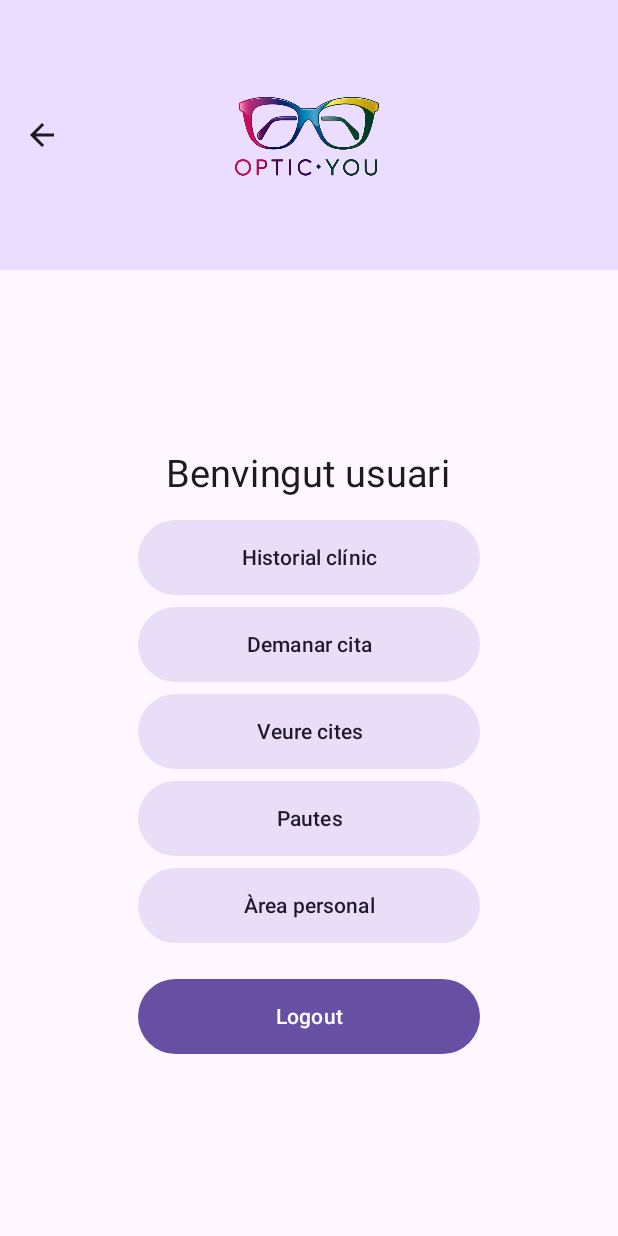
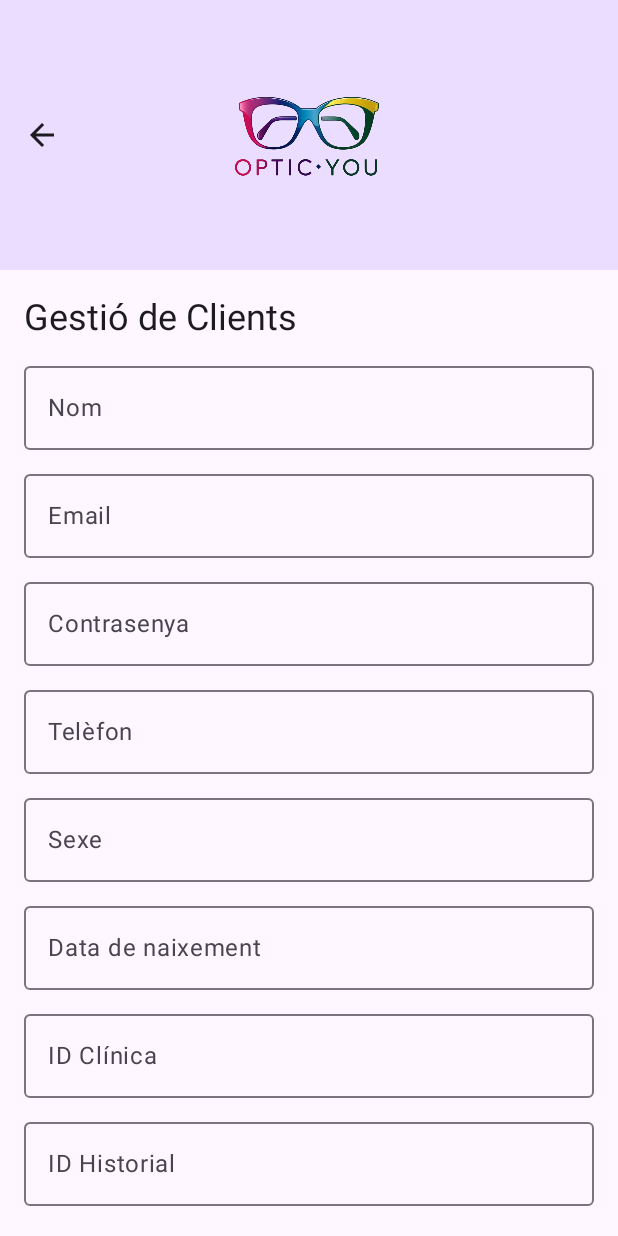
Before and after one commit to SelenaGL/IocOpticYou, an Android app built with Jetpack Compose: the MenuUserScreen screen opened through its navigation route, after a tap on "Historial clínic", on a phone screen of 412 x 824 dp. Run offline under Robolectric (Android 15) with nearby library versions, the phone set to English and light mode, and no system bars.

Commit message:
Client CRUD

```diff
--- a/OpticYouMobile/app/src/main/java/com/example/opticyou/OpticYouDemoScreen.kt
+++ b/OpticYouMobile/app/src/main/java/com/example/opticyou/OpticYouDemoScreen.kt
@@ -41,6 +41,7 @@ import com.example.opticyou.ui.MenuAdminScreen
 import com.example.opticyou.ui.MenuUserScreen
 import androidx.activity.compose.BackHandler
 import com.example.opticyou.ui.CenterScreen
+import com.example.opticyou.ui.ClientScreen
 
 
 enum class Screens(val title: String) {
@@ -48,7 +49,7 @@ enum class Screens(val title: String) {
     UserMenu(title = "Menú Usuari"),
     AdminMenu(title = "Menú Administrador"),
     Centres(title = "Gestió de Centres"),
-    Query(title = "Query"),
+    Clients (title = "Gestió de Clients"),
     List(title = "List"),
     Add(title = "Add")
 }
@@ -216,6 +217,11 @@ fun OpticYouDemoApp(
                 CenterScreen(modifier = Modifier.fillMaxHeight())
             }
 
+            composable(route = Screens.Clients.name) {
+                ClientScreen(modifier = Modifier.fillMaxHeight())
+            }
+
+
 //
 //            composable(route = Screens.Add.name) {
 //                AddScreen(
--- a/OpticYouMobile/app/src/main/java/com/example/opticyou/data/DataSourceAdmin.kt
+++ b/OpticYouMobile/app/src/main/java/com/example/opticyou/data/DataSourceAdmin.kt
@@ -9,7 +9,7 @@ import com.example.opticyou.Screens
 object DataSourceAdmin {
     val options=mapOf(
         "Gestió de centres" to Screens.Centres.name,
-        "Gestió de pacients" to Screens.Query.name,
+        "Gestió de clients" to Screens.Clients.name,
         "Gestió de cites" to Screens.List.name,
         "Gestió de pautes" to Screens.Add.name,
         "Configuració" to "4")
--- a/OpticYouMobile/app/src/main/java/com/example/opticyou/data/DataSourceUser.kt
+++ b/OpticYouMobile/app/src/main/java/com/example/opticyou/data/DataSourceUser.kt
@@ -8,7 +8,7 @@ import com.example.opticyou.Screens
  */
 object DataSourceUser {
     val options=mapOf(
-        "Historial clínic" to Screens.Query.name,
+        "Historial clínic" to Screens.Clients.name,
         "Demanar cita" to Screens.List.name,
         "Veure cites" to Screens.Add.name,
         "Pautes" to "4",
--- /dev/null
+++ b/OpticYouMobile/app/src/main/java/com/example/opticyou/ui/ClientScreen.kt
@@ -0,0 +1,273 @@
+package com.example.opticyou.ui
+
+import android.content.Context
+import android.widget.Toast
+import androidx.compose.foundation.clickable
+import androidx.compose.foundation.layout.*
+import androidx.compose.foundation.lazy.LazyColumn
+import androidx.compose.foundation.lazy.items
+import androidx.compose.material3.Button
+import androidx.compose.material3.MaterialTheme
+import androidx.compose.material3.OutlinedTextField
+import androidx.compose.material3.Text
+import androidx.compose.runtime.*
+import androidx.compose.ui.Modifier
+import androidx.compose.ui.platform.LocalContext
+import androidx.compose.ui.unit.dp
+import androidx.lifecycle.viewmodel.compose.viewModel
+import com.example.opticyou.data.Client
+import com.example.opticyou.data.LoginResponse
+import androidx.compose.ui.tooling.preview.Preview
+
+/**
+ * Pantalla composable per gestionar el CRUD de clients.
+ *
+ * @param modifier Modifier opcional.
+ * @param navigate Funció de navegació (per exemple, al login).
+ * @param viewModel ViewModel que gestiona els clients.
+ */
+@Composable
+fun ClientScreen(
+    modifier: Modifier = Modifier,
+    navigate: (LoginResponse) -> Unit = {},
+    viewModel: ClientViewModel = viewModel()
+) {
+    val context = LocalContext.current
+
+    // Recuperem el token des de SharedPreferences
+    val sharedPreferences = context.getSharedPreferences("token", Context.MODE_PRIVATE)
+    val storedToken = sharedPreferences.getString("session_token", "") ?: ""
+    viewModel.setAuthToken(storedToken)
+
+    // Variables per al formulari
+    var selectedClient by remember { mutableStateOf<Client?>(null) }
+    var nom by remember { mutableStateOf("") }
+    var contrasenya by remember { mutableStateOf("") }
+    var email by remember { mutableStateOf("") }
+    var telefon by remember { mutableStateOf("") }
+    var sexe by remember { mutableStateOf("") }
+    var dataNaixament by remember { mutableStateOf("") }
+    var clinicaId by remember { mutableStateOf("") }
+    var historialId by remember { mutableStateOf("") }
+
+    // Observem la llista de clients des del ViewModel
+    val clients by viewModel.clients.collectAsState()
+
+    Column(
+        modifier = modifier
+            .fillMaxSize()
+            .padding(16.dp)
+    ) {
+        Text("Gestió de Clients", style = MaterialTheme.typography.headlineSmall)
+        Spacer(modifier = Modifier.height(8.dp))
+
+        OutlinedTextField(
+            value = nom,
+            onValueChange = { nom = it },
+            label = { Text("Nom") },
+            modifier = Modifier.fillMaxWidth()
+        )
+        Spacer(modifier = Modifier.height(8.dp))
+
+        OutlinedTextField(
+            value = email,
+            onValueChange = { email = it },
+            label = { Text("Email") },
+            modifier = Modifier.fillMaxWidth()
+        )
+        Spacer(modifier = Modifier.height(8.dp))
+
+        OutlinedTextField(
+            value = contrasenya,
+            onValueChange = { contrasenya = it },
+            label = { Text("Contrasenya") },
+            modifier = Modifier.fillMaxWidth()
+        )
+        Spacer(modifier = Modifier.height(8.dp))
+
+        OutlinedTextField(
+            value = telefon,
+            onValueChange = { telefon = it },
+            label = { Text("Telèfon") },
+            modifier = Modifier.fillMaxWidth()
+        )
+        Spacer(modifier = Modifier.height(8.dp))
+
+        OutlinedTextField(
+            value = sexe,
+            onValueChange = { sexe = it },
+            label = { Text("Sexe") },
+            modifier = Modifier.fillMaxWidth()
+        )
+        Spacer(modifier = Modifier.height(8.dp))
+
+        OutlinedTextField(
+            value = dataNaixament,
+            onValueChange = { dataNaixament = it },
+            label = { Text("Data de naixement") },
+            modifier = Modifier.fillMaxWidth()
+        )
+        Spacer(modifier = Modifier.height(8.dp))
+
+        OutlinedTextField(
+            value = clinicaId,
+            onValueChange = { clinicaId = it },
+            label = { Text("ID Clínica") },
+            modifier = Modifier.fillMaxWidth()
+        )
+        Spacer(modifier = Modifier.height(8.dp))
+
+        OutlinedTextField(
+            value = historialId,
+            onValueChange = { historialId = it },
+            label = { Text("ID Historial") },
+            modifier = Modifier.fillMaxWidth()
+        )
+        Spacer(modifier = Modifier.height(16.dp))
+
+        Row(
+            modifier = Modifier.fillMaxWidth(),
+            horizontalArrangement = Arrangement.spacedBy(8.dp)
+        ) {
+            // Botó "Alta"
+            Button(
+                onClick = {
+                    viewModel.createClient(
+                        nom,
+                        email,
+                        contrasenya,
+                        telefon,
+                        sexe,
+                        dataNaixament,
+                        clinicaId.toLongOrNull() ?: 0L,
+                        historialId.toLongOrNull() ?: 0L
+                    ) { success ->
+                        if (success) {
+                            Toast.makeText(context, "Client creat correctament", Toast.LENGTH_SHORT).show()
+                        } else {
+                            Toast.makeText(context, "Error en la creació del client", Toast.LENGTH_SHORT).show()
+                        }
+                    }
+                    // Reinicia els camps
+                    selectedClient = null
+                    nom = ""
+                    email = ""
+                    contrasenya = ""
+                    telefon = ""
+                    sexe = ""
+                    dataNaixament = ""
+                    clinicaId = ""
+                    historialId = ""
+                },
+                modifier = Modifier.weight(1f)
+            ) {
+                Text("Alta")
+            }
+            // Botó "Modificació"
+            Button(
+                onClick = {
+                    if (selectedClient != null) {
+                        val updatedClient = selectedClient!!.copy(
+                            nom = nom,
+                            email = email,
+                            contrasenya = contrasenya,
+                            telefon = telefon,
+                            sexe = sexe,
+                            dataNaixament = dataNaixament,
+                            clinicaId = clinicaId.toLongOrNull() ?: selectedClient!!.clinicaId,
+                            historialId = historialId.toLongOrNull() ?: selectedClient!!.historialId
+                        )
+                        viewModel.updateClient(updatedClient) { success ->
+                            if (success) {
+                                Toast.makeText(context, "Client actualitzat correctament", Toast.LENGTH_SHORT).show()
+                            } else {
+                                Toast.makeText(context, "Error en l'actualització", Toast.LENGTH_SHORT).show()
+                            }
+                        }
+                        selectedClient = null
+                        nom = ""
+                        email = ""
+                        contrasenya = ""
+                        telefon = ""
+                        sexe = ""
+                        dataNaixament = ""
+                        clinicaId = ""
+                        historialId = ""
+                    }
+                },
+                modifier = Modifier.weight(1f),
+                enabled = selectedClient != null
+            ) {
+                Text("Modificació")
+            }
+        }
+        Row {
+            // Botó "Baixa"
+            Button(
+                onClick = {
+                    if (selectedClient != null) {
+                        viewModel.deleteClient(selectedClient!!) { success ->
+                            if (success) {
+                                Toast.makeText(context, "Client eliminat correctament", Toast.LENGTH_SHORT).show()
+                            } else {
+                                Toast.makeText(context, "Error en l'eliminació", Toast.LENGTH_SHORT).show()
+                            }
+                        }
+                        selectedClient = null
+                        nom = ""
+                        email = ""
+                        contrasenya = ""
+                        telefon = ""
+                        sexe = ""
+                        dataNaixament = ""
+                        clinicaId = ""
+                        historialId = ""
+                    }
+                },
+                modifier = Modifier.weight(1f),
+                enabled = selectedClient != null
+            ) {
+                Text("Baixa")
+            }
+            // Botó "Consulta"
+            Button(
+                onClick = { viewModel.loadClients() },
+                modifier = Modifier.weight(1f)
+            ) {
+                Text("Consulta")
+            }
+        }
+
+        Spacer(modifier = Modifier.height(16.dp))
+        LazyColumn {
+            items(clients) { client ->
+                Row(
+                    modifier = Modifier
+                        .fillMaxWidth()
+                        .clickable {
+                            // Omple el formulari amb les dades del client seleccionat
+                            selectedClient = client
+                            nom = client.nom
+                            email = client.email
+                            contrasenya = "****" //per seguretat no es retorna la contrasenya
+                            telefon = client.telefon
+                            sexe = client.sexe
+                            dataNaixament = client.dataNaixament
+                            clinicaId = client.clinicaId.toString()
+                            historialId = client.historialId.toString()
+                        }
+                        .padding(vertical = 8.dp)
+                ) {
+                    Text(text = client.nom, modifier = Modifier.weight(1f))
+                }
+            }
+        }
+    }
+}
+
+@Preview(showBackground = true)
+@Composable
+fun ClientCrudScreenPreview() {
+    val previewViewModel = ClientViewModel()
+    ClientScreen(navigate = {}, viewModel = previewViewModel)
+}
```
Also changed, not shown: OpticYouMobile/app/src/main/java/com/example/opticyou/communications/network/ApiService.kt (+50 -0 lines), OpticYouMobile/app/src/main/java/com/example/opticyou/communications/network/ClientServerCommunication.kt (added, +101 -0 lines), OpticYouMobile/app/src/main/java/com/example/opticyou/data/Client.kt (added, +16 -0 lines), OpticYouMobile/app/src/main/java/com/example/opticyou/ui/CenterScreen.kt (+29 -4 lines), OpticYouMobile/app/src/main/java/com/example/opticyou/ui/CenterViewModel.kt (+31 -10 lines), OpticYouMobile/app/src/main/java/com/example/opticyou/ui/ClientViewModel.kt (added, +129 -0 lines), 1 other file.
